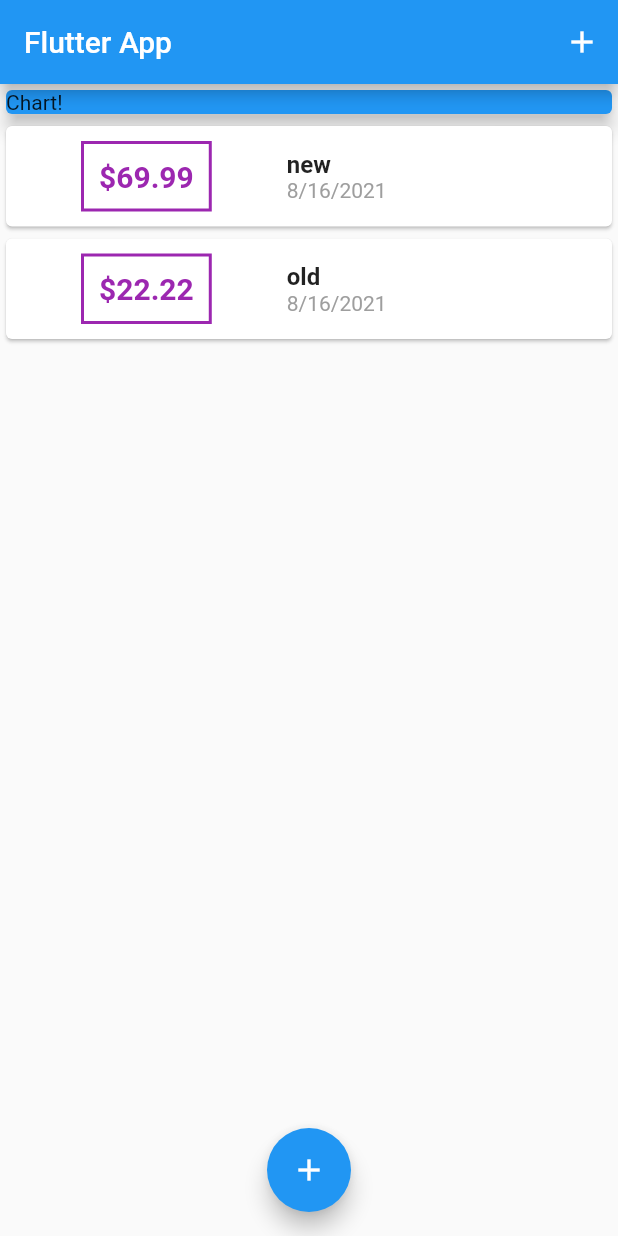
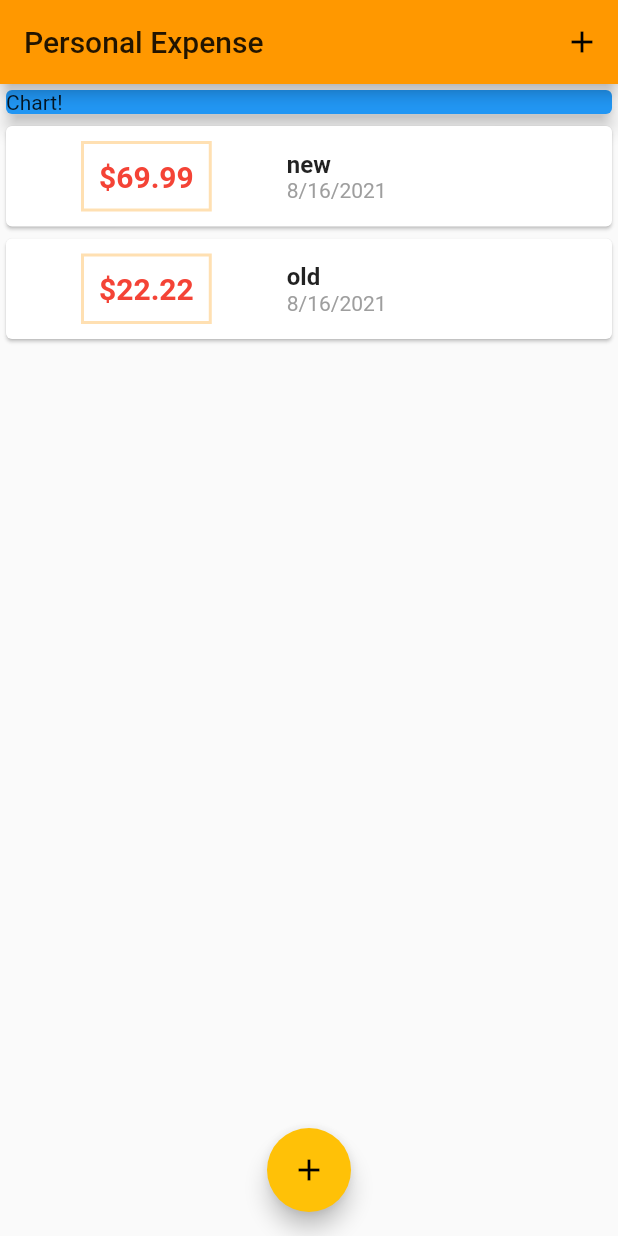
Before and after one commit to marufkhan09/expense, a Flutter app: the screen it shows after launch, on a phone screen of 412 x 824 dp. Run offline on Flutter 3.47's test engine with Material 2 defaults, Android fonts, the phone set to English and light mode, and no system bars.

Commit message:
Theme color changed

```diff
--- a/lib/main.dart
+++ b/lib/main.dart
@@ -14,7 +14,8 @@ class MyApp extends StatelessWidget {
     return MaterialApp(
       title: 'Flutter ',
       theme: ThemeData(
-        primarySwatch: Colors.blue,
+        primarySwatch: Colors.orange,
+        accentColor: Colors.amber,
       ),
       home: MyHomePage(),
     );
@@ -72,7 +73,7 @@ class _MyHomePageState extends State<MyHomePage> {
               onPressed: () => _startAddNewTransaction(context),
               icon: Icon(Icons.add)),
         ],
-        title: Text("Flutter App"),
+        title: Text("Personal Expense"),
       ),
       body: Column(
         mainAxisAlignment: MainAxisAlignment.start,
--- a/lib/widgets/transaction_list.dart
+++ b/lib/widgets/transaction_list.dart
@@ -23,13 +23,13 @@ class TransactionList extends StatelessWidget {
                     style: TextStyle(
                       fontWeight: FontWeight.bold,
                       fontSize: 20,
-                      color: Colors.purple,
+                      color: Colors.red,
                     ),
                   ),
                   margin: EdgeInsets.symmetric(vertical: 10, horizontal: 50),
                   decoration: BoxDecoration(
                     border: Border.all(
-                      color: Colors.purple,
+                      color: Theme.of(context).primaryColorLight,
                       width: 2,
                       style: BorderStyle.solid,
                     ),
```
